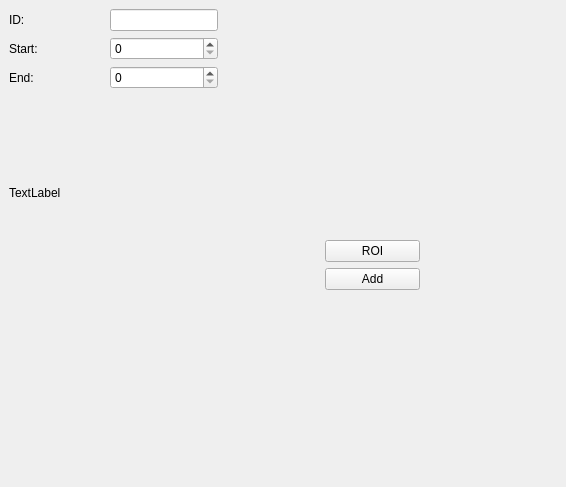
This is window_addabnormalrange.ui in gccheng/GTgenerator as Qt 5 draws it before an edit. The edited form follows.
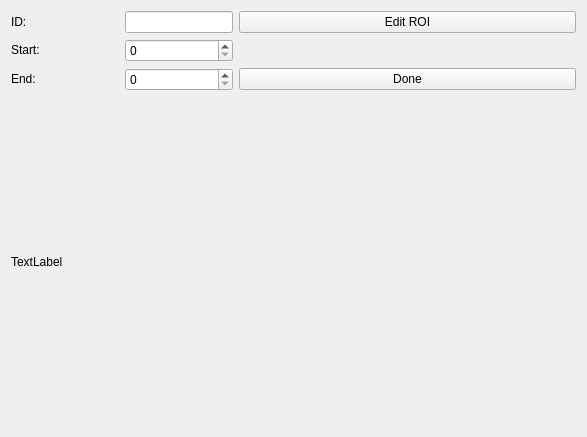
This is the edited form.

Patch:
```diff
--- a/window_addabnormalrange.ui
+++ b/window_addabnormalrange.ui
@@ -6,101 +6,33 @@
    <rect>
     <x>0</x>
     <y>0</y>
-    <width>566</width>
-    <height>487</height>
+    <width>587</width>
+    <height>437</height>
    </rect>
   </property>
   <property name="windowTitle">
    <string>Form</string>
   </property>
-  <widget class="QWidget" name="layoutWidget">
-   <property name="geometry">
-    <rect>
-     <x>9</x>
-     <y>9</y>
-     <width>411</width>
-     <height>281</height>
-    </rect>
-   </property>
    <layout class="QGridLayout" name="gridLayout">
     <item row="0" column="0">
+    <layout class="QGridLayout" name="gridLayout_2">
+     <item row="0" column="0">
      <widget class="QLabel" name="label_rangeID">
+       <property name="sizePolicy">
+        <sizepolicy hsizetype="Minimum" vsizetype="Fixed">
+         <horstretch>0</horstretch>
+         <verstretch>0</verstretch>
+        </sizepolicy>
+       </property>
       <property name="text">
        <string>ID:</string>
       </property>
      </widget>
     </item>
-    <item row="1" column="0">
-     <widget class="QLabel" name="label_start">
-      <property name="text">
-       <string>Start:</string>
-      </property>
-     </widget>
-    </item>
-    <item row="3" column="0" rowspan="7" colspan="3">
-     <widget class="QLabel" name="label_frame">
-      <property name="text">
-       <string>TextLabel</string>
-      </property>
-     </widget>
-    </item>
-    <item row="9" column="4">
-     <widget class="QPushButton" name="pushButton">
-      <property name="text">
-       <string>Add</string>
-      </property>
-     </widget>
-    </item>
-    <item row="8" column="4">
-     <widget class="QPushButton" name="pushButton_2">
-      <property name="text">
-       <string>ROI</string>
-      </property>
-     </widget>
-    </item>
-    <item row="2" column="0">
-     <widget class="QLabel" name="label_end">
-      <property name="text">
-       <string>End:</string>
-      </property>
-     </widget>
-    </item>
-    <item row="0" column="2" rowspan="3">
-     <spacer name="verticalSpacer_2">
-      <property name="orientation">
-       <enum>Qt::Vertical</enum>
-      </property>
-      <property name="sizeType">
-       <enum>QSizePolicy::Fixed</enum>
-      </property>
-      <property name="sizeHint" stdset="0">
-       <size>
-        <width>80</width>
-        <height>80</height>
-       </size>
-      </property>
-     </spacer>
-    </item>
-    <item row="0" column="4" rowspan="3">
-     <spacer name="verticalSpacer">
-      <property name="orientation">
-       <enum>Qt::Vertical</enum>
-      </property>
-      <property name="sizeType">
-       <enum>QSizePolicy::Fixed</enum>
-      </property>
-      <property name="sizeHint" stdset="0">
-       <size>
-        <width>80</width>
-        <height>80</height>
-       </size>
-      </property>
-     </spacer>
-    </item>
     <item row="0" column="1">
      <widget class="QLineEdit" name="lineEdit_id">
       <property name="sizePolicy">
-       <sizepolicy hsizetype="Fixed" vsizetype="Fixed">
+        <sizepolicy hsizetype="Minimum" vsizetype="Fixed">
         <horstretch>0</horstretch>
         <verstretch>0</verstretch>
        </sizepolicy>
@@ -110,18 +42,69 @@
       </property>
      </widget>
     </item>
-    <item row="1" column="1">
+     <item row="2" column="0">
+      <widget class="QLabel" name="label_start">
+       <property name="sizePolicy">
+        <sizepolicy hsizetype="Minimum" vsizetype="Fixed">
+         <horstretch>0</horstretch>
+         <verstretch>0</verstretch>
+        </sizepolicy>
+       </property>
+       <property name="text">
+        <string>Start:</string>
+       </property>
+      </widget>
+     </item>
+     <item row="2" column="1">
      <widget class="QSpinBox" name="spinBox_start">
       <property name="maximum">
        <number>999999999</number>
       </property>
      </widget>
     </item>
-    <item row="2" column="1">
+     <item row="3" column="0">
+      <widget class="QLabel" name="label_end">
+       <property name="sizePolicy">
+        <sizepolicy hsizetype="Minimum" vsizetype="Fixed">
+         <horstretch>0</horstretch>
+         <verstretch>0</verstretch>
+        </sizepolicy>
+       </property>
+       <property name="text">
+        <string>End:</string>
+       </property>
+      </widget>
+     </item>
+     <item row="3" column="1">
      <widget class="QSpinBox" name="spinBox_end"/>
     </item>
-   </layout>
-  </widget>
+     <item row="0" column="2" colspan="3">
+      <widget class="QPushButton" name="pushButton_2">
+       <property name="text">
+        <string>Edit ROI</string>
+       </property>
+      </widget>
+     </item>
+     <item row="3" column="2" colspan="3">
+      <widget class="QPushButton" name="pushButton">
+       <property name="text">
+        <string>Done</string>
+       </property>
+      </widget>
+     </item>
+     <item row="4" column="0" colspan="5">
+      <widget class="QLabel" name="label_frame">
+       <property name="text">
+        <string>TextLabel</string>
+       </property>
+      </widget>
+     </item>
+    </layout>
+   </item>
+  </layout>
+  <zorder>pushButton</zorder>
+  <zorder>label_rangeID</zorder>
+  <zorder>gridLayoutWidget</zorder>
  </widget>
  <resources/>
  <connections/>
```
Lines whose indentation alone changed are shown as unchanged.
